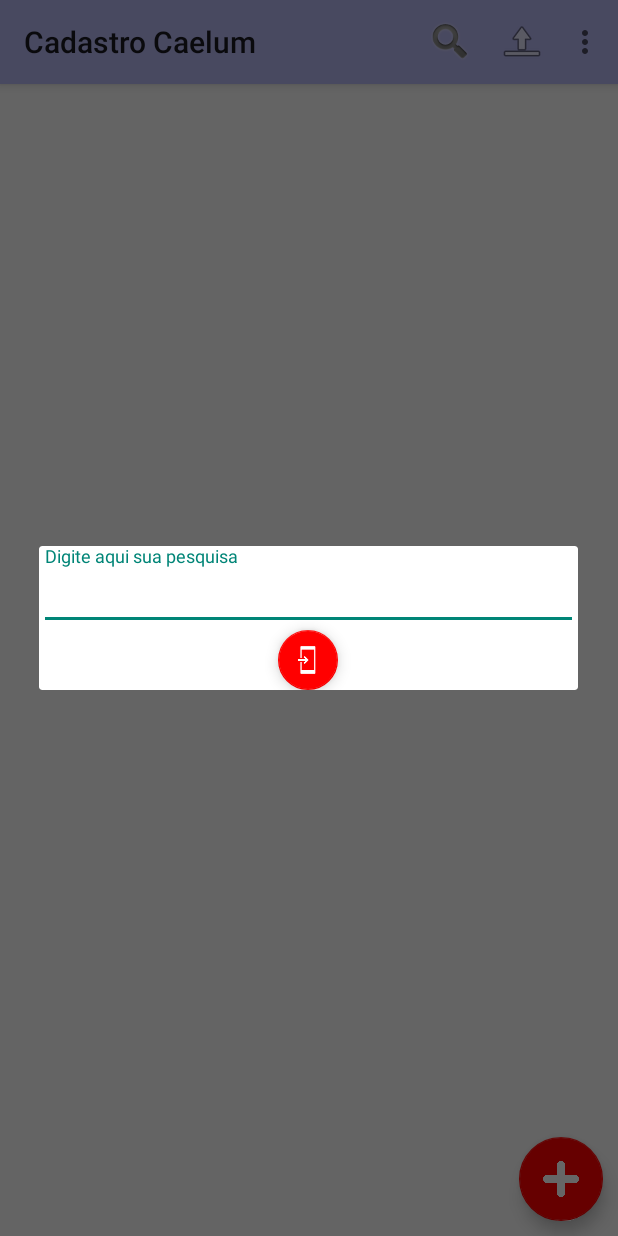
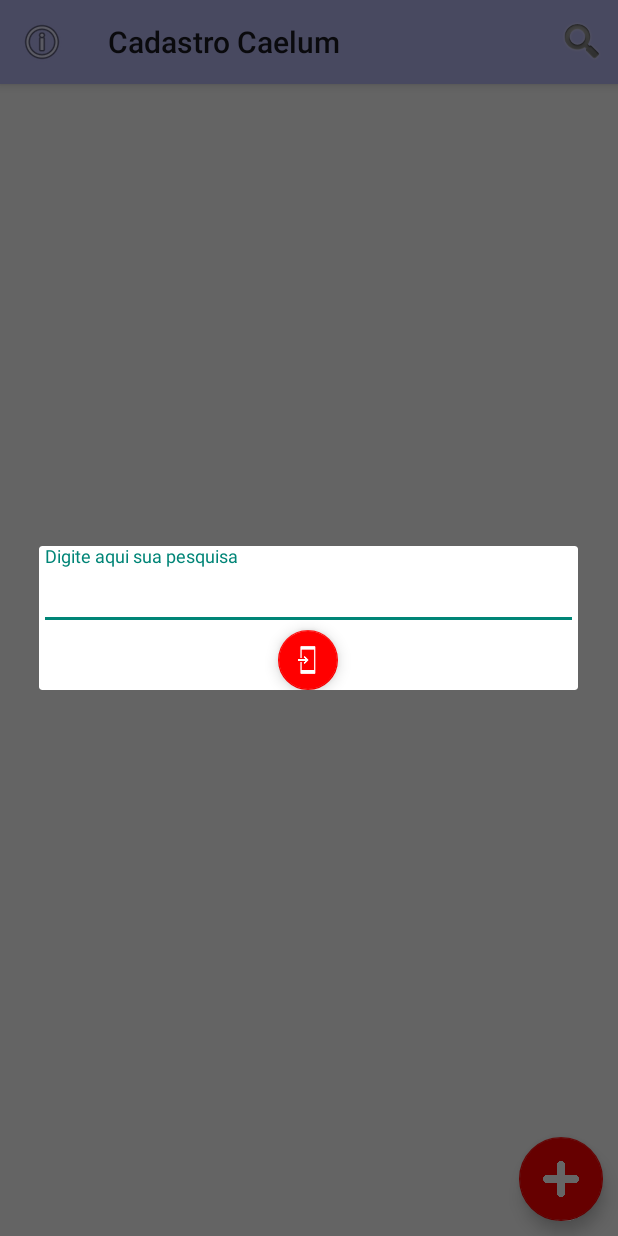
Before and after one commit to MathBrandino/FJ57, an Android app: the screen it shows after launch (ListaAlunosActivity), after a tap on "Busca", on a phone screen of 412 x 824 dp. Run offline under Robolectric (Android 15) with nearby library versions, the phone set to English and light mode, and no system bars.

Commit message:
navigation menu incorporado

```diff
--- a/app/src/main/java/br/com/caelum/fj57design/activity/ListaAlunosActivity.java
+++ b/app/src/main/java/br/com/caelum/fj57design/activity/ListaAlunosActivity.java
@@ -3,9 +3,13 @@ package br.com.caelum.fj57design.activity;
 import android.content.Intent;
 import android.content.pm.PackageManager;
 import android.os.Bundle;
+import android.support.annotation.NonNull;
 import android.support.design.widget.FloatingActionButton;
+import android.support.design.widget.NavigationView;
 import android.support.design.widget.Snackbar;
+import android.support.v4.widget.DrawerLayout;
 import android.support.v7.app.ActionBar;
+import android.support.v7.app.ActionBarDrawerToggle;
 import android.support.v7.app.AlertDialog;
 import android.support.v7.app.AppCompatActivity;
 import android.support.v7.widget.Toolbar;
@@ -13,6 +17,7 @@ import android.view.Menu;
 import android.view.MenuItem;
 import android.view.View;
 import android.widget.AdapterView;
+import android.widget.CalendarView;
 import android.widget.ListView;
 import android.widget.Toast;
 
@@ -28,20 +33,29 @@ import br.com.caelum.fj57design.adapter.AlunoAdapter;
 import br.com.caelum.fj57design.asynctask.EnviaDadosServidor;
 import br.com.caelum.fj57design.contextActionBar.ContextActionBar;
 import br.com.caelum.fj57design.helper.BuscaHelper;
+import br.com.caelum.fj57design.listener.ListenerNavigation;
 import br.com.caelum.fj57design.modelo.Aluno;
 
 public class ListaAlunosActivity extends AppCompatActivity {
 
     private ListView listaAlunos;
     private List<Aluno> alunos;
+    private NavigationView navigationView;
+    private ActionBarDrawerToggle iconeMenu;
+    private DrawerLayout drawerLayout;
 
     @Override
     public void onCreate(Bundle savedInstanceState) {
         super.onCreate(savedInstanceState);
         setContentView(R.layout.activity_lista_alunos);
-        Toolbar toolbar = (Toolbar) findViewById(R.id.toolbar);
-        setSupportActionBar(toolbar);
+
+        Toolbar toolbar = criaToolbar();
+
         listaAlunos = (ListView) findViewById(R.id.lista_alunos);
+
+        criaEPopulaNavigationView();
+
+        populaDrawerLayout(toolbar);
 
         final FloatingActionButton botaoAdicionar = (FloatingActionButton) findViewById(R.id.botao_adicionar);
 
@@ -82,6 +96,29 @@ public class ListaAlunosActivity extends AppCompatActivity {
                 return true;
             }
         });
+
+    }
+
+    private void populaDrawerLayout(Toolbar toolbar) {
+        drawerLayout = (DrawerLayout) findViewById(R.id.drawer_layout);
+
+
+        iconeMenu = new ActionBarDrawerToggle(this, drawerLayout, toolbar, 0,0);
+
+        drawerLayout.setDrawerListener(iconeMenu);
+    }
+
+    @NonNull
+    private Toolbar criaToolbar() {
+        Toolbar toolbar = (Toolbar) findViewById(R.id.toolbar);
+        toolbar.setNavigationIcon(android.R.drawable.ic_menu_info_details);
+        setSupportActionBar(toolbar);
+        return toolbar;
+    }
+
+    private void criaEPopulaNavigationView() {
+        navigationView = (NavigationView) findViewById(R.id.navigation_view);
+        navigationView.setNavigationItemSelectedListener(new ListenerNavigation(this));
 
     }
 
@@ -143,55 +180,6 @@ public class ListaAlunosActivity extends AppCompatActivity {
 
                 return false;
 
-            case R.id.menu_prova:
-                Intent provas = new Intent(this, ProvasActivity.class);
-                startActivity(provas);
-
-                return false;
-
-            case R.id.menu_media:
-
-
-                new EnviaDadosServidor(this).execute(); // MANEIRA CORRETA DE SER FEITO
-/*
-
-                final String[] resposta = {null};
-                new Thread(){
-                    @Override
-                    public void run() {
-                        AlunoDao dao = new AlunoDao(ListaAlunosActivity.this);
-                        List<Aluno> alunos = dao.pegaAlunos();
-                        dao.close();
-
-                        AlunoConverter converter = new AlunoConverter();
-
-                        String json = converter.toJson(alunos);
-
-                        WebClient webClient = new WebClient();
-
-                        resposta[0] =  webClient.post(json);
-
-//                        Toast.makeText(ListaAlunosActivity.this, resposta[0], Toast.LENGTH_LONG).show(); //GERANDO A EXCEPTION !!!
-
-
-                        Log.d("Resposta", resposta[0]);
-
-
-                    }
-                }.start();
-
-                Toast.makeText(ListaAlunosActivity.this, resposta[0], Toast.LENGTH_LONG).show(); //Vazio dessa forma
-
-*/
-
-                return false;
-
-            case R.id.menu_lista_mapa:
-                Intent intent = new Intent(this, MostraAlunoActivity.class);
-                intent.putExtra("alunos", (Serializable) alunos);
-                startActivity(intent);
-
-                return false;
 
         }
 
--- a/app/src/main/res/layout/activity_lista_alunos.xml
+++ b/app/src/main/res/layout/activity_lista_alunos.xml
@@ -1,3 +1,9 @@
+<android.support.v4.widget.DrawerLayout
+    android:layout_height="match_parent"
+    xmlns:app="http://schemas.android.com/apk/res-auto"
+    android:id="@+id/drawer_layout"
+    android:layout_width="match_parent"
+    xmlns:android="http://schemas.android.com/apk/res/android">
 <RelativeLayout xmlns:android="http://schemas.android.com/apk/res/android"
     xmlns:app="http://schemas.android.com/apk/res-auto"
     xmlns:tools="http://schemas.android.com/tools"
@@ -44,3 +50,12 @@
 
 
 </RelativeLayout>
+
+    <android.support.design.widget.NavigationView
+        android:layout_width="wrap_content"
+        android:layout_height="match_parent"
+        android:layout_gravity="start"
+        app:headerLayout="@layout/header"
+        android:id="@+id/navigation_view"
+        app:menu="@menu/menu_navigation"/>
+</android.support.v4.widget.DrawerLayout>
--- a/app/src/main/res/menu/menu_lista_alunos.xml
+++ b/app/src/main/res/menu/menu_lista_alunos.xml
@@ -9,20 +9,5 @@
         android:title="Busca"
         app:showAsAction="always" />
 
-    <item
-        android:id="@+id/menu_prova"
-        android:icon="@android:drawable/ic_menu_slideshow"
-        android:title="Provas"
-        app:showAsAction="ifRoom" />
-    <item
-        android:id="@+id/menu_media"
-        android:icon="@android:drawable/ic_menu_upload"
-        android:title="Media"
-        app:showAsAction="always" />
-    <item
-        android:id="@+id/menu_lista_mapa"
-        android:icon="@android:drawable/ic_dialog_map"
-        android:title="Mapa"
-        app:showAsAction="ifRoom" />
 
 </menu>
--- /dev/null
+++ b/app/src/main/res/menu/menu_navigation.xml
@@ -0,0 +1,15 @@
+<?xml version="1.0" encoding="utf-8"?>
+<menu xmlns:android="http://schemas.android.com/apk/res/android">
+    <group>
+        <item android:id="@+id/enviar_notas"
+            android:title="Envia notas"
+            android:icon="@android:drawable/ic_menu_upload"/>
+        <item android:id="@+id/provas"
+            android:title="Provas"
+            android:icon="@android:drawable/ic_dialog_dialer"/>
+        <item android:id="@+id/mapa_alunos"
+            android:title="Mapa de Alunos"
+            android:icon="@android:drawable/ic_menu_myplaces"/>
+    </group>
+
+</menu>
```
Also changed, not shown: app/src/main/java/br/com/caelum/fj57design/listener/ListenerNavigation.java (added, +49 -0 lines), app/src/main/res/layout/header.xml (added, +12 -0 lines).
